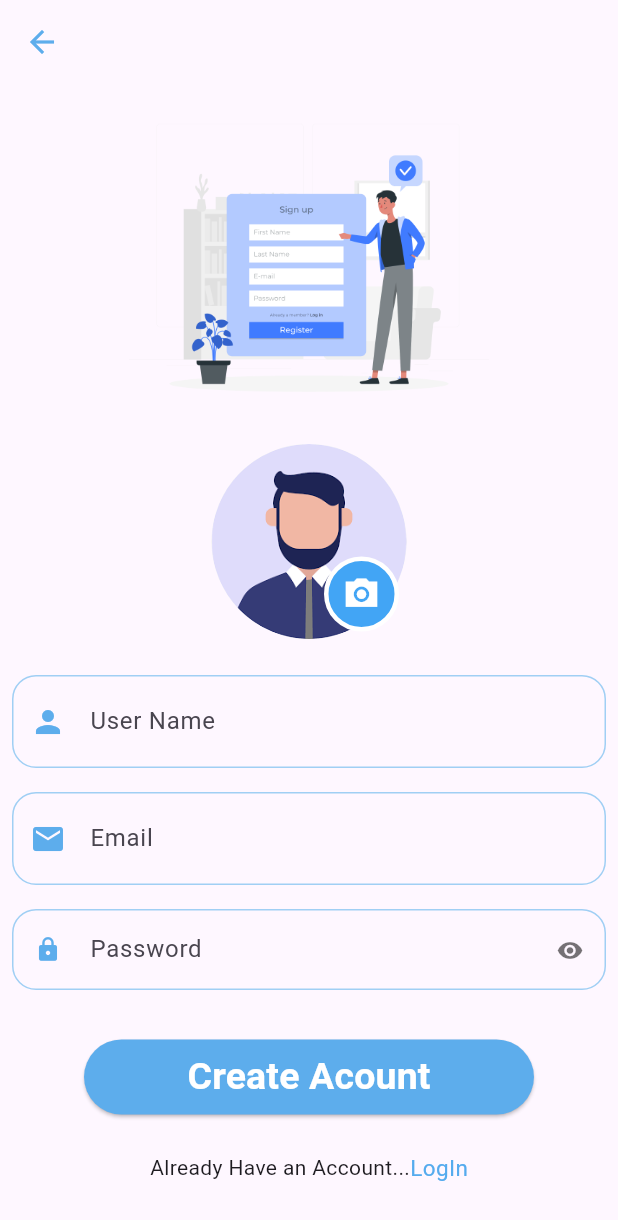
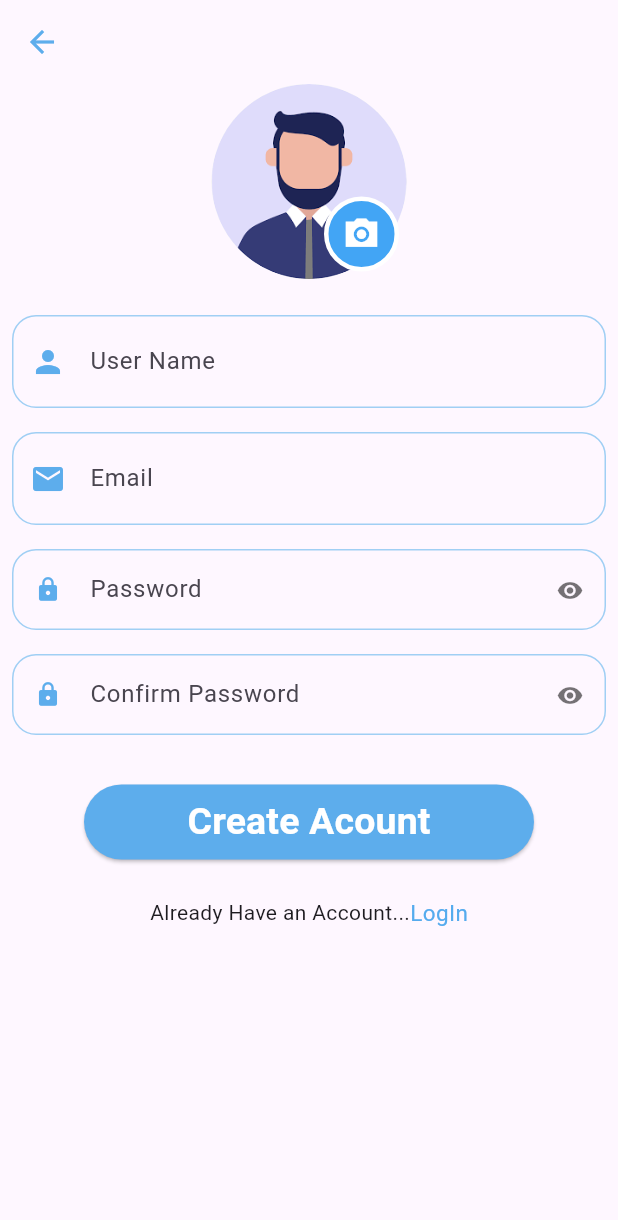
Before and after one commit to OsamaEbrahim1/Reminder_App, a Flutter app: the SignUP screen opened directly, on a phone screen of 412 x 824 dp. Shown: the top 1220 px of the screen. Run offline on Flutter 3.47's test engine with Material 3 defaults, Android fonts, the phone set to English and light mode, and no system bars; our stand-ins replace calendar_date_picker2, dio, flutter_bloc, flutter_otp_text_field, google_nav_bar, image_picker and 3 more; missing offline and left inert: dart:ffi; accounts and stored records are empty.

```diff
--- a/lib/core/api/end_points.dart
+++ b/lib/core/api/end_points.dart
@@ -1,7 +1,7 @@
 class EndPoints{
   static String baseUrl="http://mohamedsadek.c1.is/api/";
   static String signIn="user/Login";
-  static String signup="user/Register";
+  static String signUp="user/Register";
   // static String getUserDataEndPoint(id){
   //   return "user/Profile/$id";
   // }
@@ -18,5 +18,6 @@ class ApiKey{
   static String id="id";
   static String name="name";
   static String image="image";
+  static String confirm_password="confirm_password";
 
 }
--- a/lib/cubit/user_state.dart
+++ b/lib/cubit/user_state.dart
@@ -8,3 +8,16 @@ final class SignInFailure extends UserState {
 
   SignInFailure({required this.errmessage});
 }
+final class UploadProfilePic extends UserState {}
+
+final class SignUpSuccess extends UserState {
+  final String message;
+
+  SignUpSuccess({required this.message});
+}
+final class SignUpLoading extends UserState {}
+final class SignUpFailure extends UserState {
+  final String errMessage;
+
+  SignUpFailure({required this.errMessage});
+}
--- /dev/null
+++ b/lib/models/sign_up_model.dart
@@ -0,0 +1,16 @@
+import 'package:reminder_app/core/api/end_points.dart';
+
+class SignUpModel {
+  final String status;
+  final String token;
+
+
+  SignUpModel( {required this.status, required this.token});
+  factory SignUpModel.fromJson(Map<String, dynamic> jsonData) {
+    return SignUpModel(
+      status: jsonData[ApiKey.status],
+      token: jsonData[ApiKey.token],
+
+    );
+  }
+}
--- a/lib/screens/sign_up.dart
+++ b/lib/screens/sign_up.dart
@@ -3,6 +3,7 @@ import 'package:flutter_bloc/flutter_bloc.dart';
 import 'package:reminder_app/components/buttons.dart';
 import 'package:reminder_app/components/textformfield.dart';
 import 'package:reminder_app/cubit/user_cubit.dart';
+import 'package:reminder_app/cubit/user_state.dart';
 import 'package:reminder_app/screens/log_in.dart';
 import 'package:reminder_app/widgets/pick_image_widget.dart';
 
@@ -16,6 +17,15 @@ class SignUP extends StatelessWidget {
 
   @override
   Widget build(BuildContext context) {
+    return BlocConsumer<UserCubit, UserState>(
+      listener: (context, state) {
+        if(state is SignUpSuccess){
+          ScaffoldMessenger.of(context).showSnackBar( SnackBar(content: Text(state.message)));
+        }else if(state is SignUpFailure){
+          ScaffoldMessenger.of(context).showSnackBar( SnackBar(content: Text(state.errMessage)));
+        }
+      },
+      builder: (context, state) {
         return Scaffold(
           appBar: AppBar(
             backgroundColor: Colors.transparent,
@@ -27,14 +37,6 @@ class SignUP extends StatelessWidget {
               key: context.read<UserCubit>().signUpFormKey,
               child: Column(
                 children: [
-              const Center(
-                child: Image(
-                  image: AssetImage("images/sign_up.png"),
-                  height: 240,
-                  width: 240,
-                ),
-              ),
-
                   //! Image
                   const PickImageWidget(),
                   const SizedBox(height: 16),
@@ -90,17 +92,37 @@ class SignUP extends StatelessWidget {
                     ),
                   ),
 
+                  //confirm password
+                  Padding(
+                    padding: const EdgeInsets.all(8),
+                    child: CustomTextForm(
+                      hinttext: 'Confirm Password',
+                      controller: context.read<UserCubit>().confirmPassword,
+                      label: 'Confirm Password',
+                      validator: (val) {
+                        if (val == '') {
+                          return "Can't Be Empty";
+                        }
+                      },
+                      isDense: true,
+                      suffixIcon: true,
+                      obscureText: true,
+                      myicon: Icon(Icons.lock, color: Color(0xFF5dadec)),
+                    ),
+                  ),
+
                   //button
                   Padding(
                     padding: const EdgeInsets.all(25),
-                child: CustomButton(
+                    child: state is SignUpLoading?CircularProgressIndicator() : CustomButton(
                       title: "Create Acount",
                       onPressed: () {
-                    Navigator.of(context).push(
-                      MaterialPageRoute(builder: (context) {
-                        return LogIn();
-                      }),
-                    );
+                        context.read<UserCubit>().signUp();
+                        // Navigator.of(context).push(
+                        //   MaterialPageRoute(builder: (context) {
+                        //     return LogIn();
+                        //   }),
+                        // );
                       },
                     ),
                   ),
@@ -119,7 +141,8 @@ class SignUP extends StatelessWidget {
                         },
                         child: Text(
                           "LogIn",
-                      style: TextStyle(color: Color(0xFF55abee), fontSize: 15),
+                          style:
+                              TextStyle(color: Color(0xFF55abee), fontSize: 15),
                         ),
                       ),
                     ],
@@ -129,5 +152,7 @@ class SignUP extends StatelessWidget {
             ),
           ),
         );
+      },
+    );
   }
 }
--- a/lib/widgets/pick_image_widget.dart
+++ b/lib/widgets/pick_image_widget.dart
@@ -1,5 +1,10 @@
+import 'dart:io';
 
 import 'package:flutter/material.dart';
+import 'package:flutter_bloc/flutter_bloc.dart';
+import 'package:image_picker/image_picker.dart';
+import 'package:reminder_app/cubit/user_cubit.dart';
+import 'package:reminder_app/cubit/user_state.dart';
 
 class PickImageWidget extends StatelessWidget {
   const PickImageWidget({
@@ -8,10 +13,16 @@ class PickImageWidget extends StatelessWidget {
 
   @override
   Widget build(BuildContext context) {
+    return BlocConsumer<UserCubit, UserState>(
+      listener: (context, state) {
+        // TODO: implement listener
+      },
+      builder: (context, state) {
         return SizedBox(
           width: 130,
           height: 130,
-      child: CircleAvatar(
+          child: context.read<UserCubit>().profilePic == null
+              ? CircleAvatar(
                   backgroundColor: Colors.grey.shade200,
                   backgroundImage: const AssetImage("images/avatar.png"),
                   child: Stack(
@@ -29,6 +40,12 @@ class PickImageWidget extends StatelessWidget {
                               border: Border.all(color: Colors.white, width: 3),
                               borderRadius: BorderRadius.circular(25),
                             ),
+                            child: GestureDetector(
+                              onTap: () {
+                                ImagePicker()
+                                    .pickImage(source: ImageSource.gallery)
+                                    .then((value) => context.read<UserCubit>().uploadProfilePic(value!));
+                              },
                               child: const Icon(
                                 Icons.camera_alt_sharp,
                                 color: Colors.white,
@@ -37,9 +54,15 @@ class PickImageWidget extends StatelessWidget {
                             ),
                           ),
                         ),
+                      ),
                     ],
                   ),
+                ): CircleAvatar(
+                  backgroundImage: FileImage(
+                      File(context.read<UserCubit>().profilePic!.path)),
                 ),
+        );
+      },
     );
   }
 }
--- a/pubspec.yaml
+++ b/pubspec.yaml
@@ -41,7 +41,7 @@ dependencies:
   google_nav_bar: ^5.0.6
   calendar_date_picker2: ^0.5.5
   table_calendar: ^3.0.8
-  image_picker: ^1.0.7
+  image_picker: ^1.1.0
   dio: ^5.4.3+1
   jwt_decoder: ^2.0.1
   shared_preferences: ^2.2.2
```
Also changed, not shown: lib/core/functions/upload_image_to_api.dart (added, +7 -0 lines), lib/cubit/user_cubit.dart (+31 -0 lines). Lines whose indentation alone changed are shown as unchanged.
